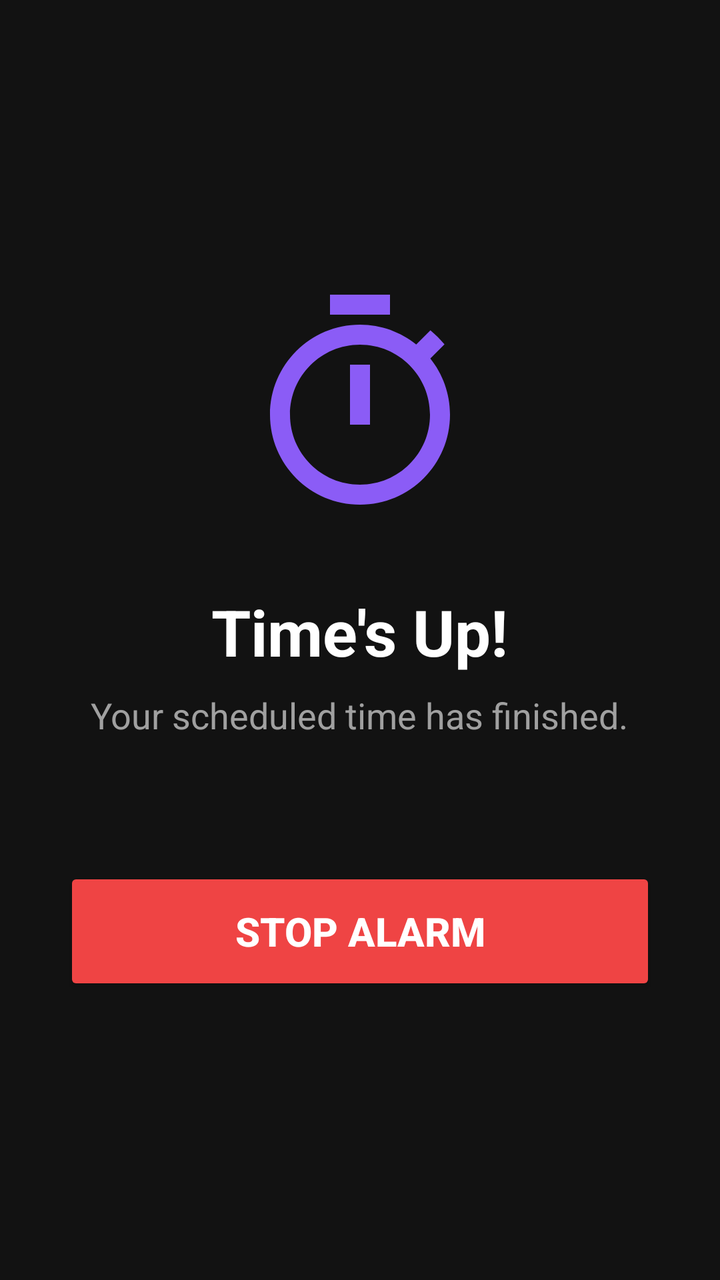
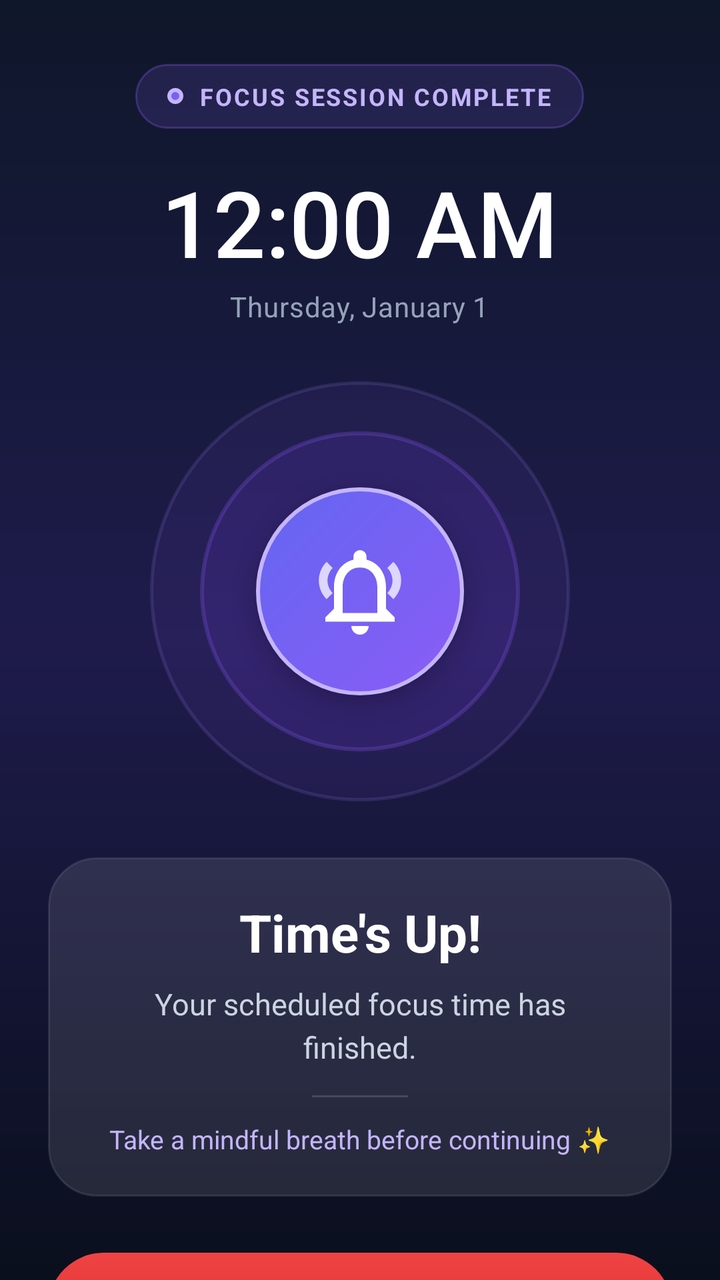

The first picture is an Android layout as it rendered before a commit; the second is the same layout after the commit. The layout source and the unified diff follow.
<!-- AndroidManifest.xml: activity theme AppTheme.NoActionBar -->
<!-- res/layout/activity_alarm.xml -->
<?xml version="1.0" encoding="utf-8"?>
<LinearLayout xmlns:android="http://schemas.android.com/apk/res/android"
    android:layout_width="match_parent"
    android:layout_height="match_parent"
    android:orientation="vertical"
    android:gravity="center"
    android:background="#121212"
    android:padding="32dp">

    <ImageView
        android:layout_width="120dp"
        android:layout_height="120dp"
        android:src="@drawable/ic_timer_icon"
        android:layout_marginBottom="32dp"
        android:tint="#8B5CF6"/> 

    <TextView
        android:id="@+id/alarm_title"
        android:layout_width="wrap_content"
        android:layout_height="wrap_content"
        android:text="Time's Up!"
        android:textSize="32sp"
        android:textStyle="bold"
        android:textColor="#FFFFFF"
        android:layout_marginBottom="8dp"/>

    <TextView
        android:id="@+id/alarm_body"
        android:layout_width="wrap_content"
        android:layout_height="wrap_content"
        android:text="Your scheduled time has finished."
        android:textSize="18sp"
        android:textColor="#A0A0A0"
        android:gravity="center"
        android:layout_marginBottom="64dp"/>

    <Button
        android:id="@+id/btn_stop_alarm"
        android:layout_width="match_parent"
        android:layout_height="64dp"
        android:text="STOP ALARM"
        android:textSize="20sp"
        android:textStyle="bold"
        android:textColor="#FFFFFF"
        android:backgroundTint="#EF4444" /> 

</LinearLayout>
<!-- resources referenced by this layout -->
<resources>
  <!-- drawable ic_timer_icon (drawable) -->
  <?xml version="1.0" encoding="utf-8"?>
  <vector xmlns:android="http://schemas.android.com/apk/res/android"
      android:width="24dp"
      android:height="24dp"
      android:viewportWidth="24"
      android:viewportHeight="24"
      android:tint="#FFFFFF">
      <path
          android:fillColor="@android:color/white"
          android:pathData="M15,1H9v2h6V1z M11,14h2V8h-2V14z M19.03,7.39l1.42,-1.42c-0.43,-0.51 -0.9,-0.99 -1.41,-1.41l-1.42,1.42C16.07,4.74 14.12,4 12,4c-4.97,0 -9,4.03 -9,9c0,4.97 4.02,9 9,9s9,-4.03 9,-9C21,10.88 20.26,8.93 19.03,7.39z M12,20c-3.87,0 -7,-3.13 -7,-7s3.13,-7 7,-7s7,3.13 7,7S15.87,20 12,20z"/>
  </vector>
  <!-- unchanged entries left out for length: 1 -->
</resources>

<!-- the commit's change to res/layout/activity_alarm.xml (unified diff, before → after) -->
@@ -1,47 +1,218 @@
 <?xml version="1.0" encoding="utf-8"?>
-<LinearLayout xmlns:android="http://schemas.android.com/apk/res/android"
+<FrameLayout xmlns:android="http://schemas.android.com/apk/res/android"
+    android:id="@+id/alarm_root"
     android:layout_width="match_parent"
     android:layout_height="match_parent"
-    android:orientation="vertical"
-    android:gravity="center"
-    android:background="#121212"
-    android:padding="32dp">
-
-    <ImageView
-        android:layout_width="120dp"
-        android:layout_height="120dp"
-        android:src="@drawable/ic_timer_icon"
-        android:layout_marginBottom="32dp"
-        android:tint="#8B5CF6"/> 
-
-    <TextView
-        android:id="@+id/alarm_title"
-        android:layout_width="wrap_content"
-        android:layout_height="wrap_content"
-        android:text="Time's Up!"
-        android:textSize="32sp"
-        android:textStyle="bold"
-        android:textColor="#FFFFFF"
-        android:layout_marginBottom="8dp"/>
-
-    <TextView
-        android:id="@+id/alarm_body"
-        android:layout_width="wrap_content"
-        android:layout_height="wrap_content"
-        android:text="Your scheduled time has finished."
-        android:textSize="18sp"
-        android:textColor="#A0A0A0"
-        android:gravity="center"
-        android:layout_marginBottom="64dp"/>
-
-    <Button
-        android:id="@+id/btn_stop_alarm"
+    android:background="@drawable/alarm_bg_gradient">
+
+    <ScrollView
+        android:id="@+id/alarm_scroll"
         android:layout_width="match_parent"
-        android:layout_height="64dp"
-        android:text="STOP ALARM"
-        android:textSize="20sp"
-        android:textStyle="bold"
-        android:textColor="#FFFFFF"
-        android:backgroundTint="#EF4444" /> 
-
-</LinearLayout>
+        android:layout_height="match_parent"
+        android:fillViewport="true"
+        android:scrollbars="none">
+
+        <LinearLayout
+            android:id="@+id/alarm_container"
+            android:layout_width="match_parent"
+            android:layout_height="wrap_content"
+            android:orientation="vertical"
+            android:gravity="center_horizontal"
+            android:paddingStart="24dp"
+            android:paddingEnd="24dp"
+            android:paddingTop="16dp"
+            android:paddingBottom="24dp">
+
+            
+            <LinearLayout
+                android:layout_width="wrap_content"
+                android:layout_height="wrap_content"
+                android:orientation="horizontal"
+                android:gravity="center_vertical"
+                android:background="@drawable/alarm_pill_badge"
+                android:paddingStart="16dp"
+                android:paddingEnd="16dp"
+                android:paddingTop="8dp"
+                android:paddingBottom="8dp"
+                android:layout_marginTop="16dp"
+                android:layout_marginBottom="16dp">
+
+                <View
+                    android:id="@+id/alarm_badge_dot"
+                    android:layout_width="8dp"
+                    android:layout_height="8dp"
+                    android:background="@drawable/alarm_icon_bg"
+                    android:layout_marginEnd="8dp" />
+
+                <TextView
+                    android:layout_width="wrap_content"
+                    android:layout_height="wrap_content"
+                    android:text="FOCUS SESSION COMPLETE"
+                    android:textSize="12sp"
+                    android:textStyle="bold"
+                    android:letterSpacing="0.08"
+                    android:textColor="#C4B5FD" />
+            </LinearLayout>
+
+            
+            <TextClock
+                android:id="@+id/alarm_clock"
+                android:layout_width="wrap_content"
+                android:layout_height="wrap_content"
+                android:format12Hour="h:mm a"
+                android:format24Hour="HH:mm"
+                android:textColor="#FFFFFF"
+                android:textSize="46sp"
+                android:fontFamily="sans-serif-medium"
+                android:layout_marginBottom="2dp" />
+
+            <TextClock
+                android:id="@+id/alarm_date"
+                android:layout_width="wrap_content"
+                android:layout_height="wrap_content"
+                android:format12Hour="EEEE, MMMM d"
+                android:format24Hour="EEEE, MMMM d"
+                android:textColor="#94A3B8"
+                android:textSize="14sp"
+                android:letterSpacing="0.02"
+                android:layout_marginBottom="28dp" />
+
+            
+            <FrameLayout
+                android:id="@+id/alarm_halo_frame"
+                android:layout_width="210dp"
+                android:layout_height="210dp"
+                android:layout_gravity="center_horizontal"
+                android:layout_marginBottom="28dp">
+
+                
+                <View
+                    android:id="@+id/alarm_halo_outer"
+                    android:layout_width="210dp"
+                    android:layout_height="210dp"
+                    android:layout_gravity="center"
+                    android:background="@drawable/alarm_halo_outer" />
+
+                
+                <View
+                    android:id="@+id/alarm_halo_inner"
+                    android:layout_width="160dp"
+                    android:layout_height="160dp"
+                    android:layout_gravity="center"
+                    android:background="@drawable/alarm_halo_inner" />
+
+                
+                <FrameLayout
+                    android:id="@+id/alarm_icon_container"
+                    android:layout_width="104dp"
+                    android:layout_height="104dp"
+                    android:layout_gravity="center"
+                    android:background="@drawable/alarm_icon_bg"
+                    android:elevation="6dp">
+
+                    <ImageView
+                        android:id="@+id/alarm_icon"
+                        android:layout_width="52dp"
+                        android:layout_height="52dp"
+                        android:layout_gravity="center"
+                        android:src="@drawable/ic_alarm_bell"
+                        android:contentDescription="@null" />
+                </FrameLayout>
+            </FrameLayout>
+
+            
+            <LinearLayout
+                android:layout_width="match_parent"
+                android:layout_height="wrap_content"
+                android:orientation="vertical"
+                android:gravity="center_horizontal"
+                android:background="@drawable/alarm_card_bg"
+                android:paddingStart="24dp"
+                android:paddingEnd="24dp"
+                android:paddingTop="20dp"
+                android:paddingBottom="20dp"
+                android:layout_marginBottom="28dp">
+
+                <TextView
+                    android:id="@+id/alarm_title"
+                    android:layout_width="wrap_content"
+                    android:layout_height="wrap_content"
+                    android:text="Time's Up!"
+                    android:textSize="26sp"
+                    android:textStyle="bold"
+                    android:textColor="#FFFFFF"
+                    android:gravity="center"
+                    android:layout_marginBottom="8dp" />
+
+                <TextView
+                    android:id="@+id/alarm_body"
+                    android:layout_width="wrap_content"
+                    android:layout_height="wrap_content"
+                    android:text="Your scheduled focus time has finished."
+                    android:textSize="15sp"
+                    android:textColor="#CBD5E1"
+                    android:lineSpacingExtra="4dp"
+                    android:gravity="center"
+                    android:layout_marginBottom="14dp" />
+
+                <View
+                    android:layout_width="48dp"
+                    android:layout_height="1dp"
+                    android:background="#26FFFFFF"
+                    android:layout_marginBottom="12dp" />
+
+                <TextView
+                    android:layout_width="wrap_content"
+                    android:layout_height="wrap_content"
+                    android:text="Take a mindful breath before continuing ✨"
+                    android:textSize="13sp"
+                    android:textColor="#C4B5FD"
+                    android:gravity="center" />
+            </LinearLayout>
+
+            <View
+                android:layout_width="match_parent"
+                android:layout_height="0dp"
+                android:layout_weight="1" />
+
+            
+            <Button
+                android:id="@+id/btn_stop_alarm"
+                android:layout_width="match_parent"
+                android:layout_height="58dp"
+                android:background="@drawable/btn_stop_alarm_bg"
+                android:backgroundTint="@null"
+                android:text="Dismiss Alarm"
+                android:textAllCaps="false"
+                android:textSize="17sp"
+                android:textStyle="bold"
+                android:textColor="#FFFFFF"
+                android:drawableStart="@drawable/ic_alarm_stop"
+                android:drawableTint="#FFFFFF"
+                android:paddingStart="24dp"
+                android:paddingEnd="24dp"
+                android:drawablePadding="12dp"
+                android:stateListAnimator="@null"
+                android:layout_marginBottom="12dp" />
+
+            
+            <Button
+                android:id="@+id/btn_open_app"
+                android:layout_width="match_parent"
+                android:layout_height="52dp"
+                android:background="@drawable/btn_open_app_bg"
+                android:backgroundTint="@null"
+                android:text="Open Study Tracker"
+                android:textAllCaps="false"
+                android:textSize="15sp"
+                android:textStyle="bold"
+                android:textColor="#E2E8F0"
+                android:drawableEnd="@drawable/ic_arrow_forward"
+                android:drawableTint="#94A3B8"
+                android:paddingStart="24dp"
+                android:paddingEnd="20dp"
+                android:stateListAnimator="@null" />
+
+        </LinearLayout>
+    </ScrollView>
+</FrameLayout>
<!-- resource entries referenced after the edit -->
@@ -1,16 +1,134 @@
 <!-- resources referenced by this layout -->
 <resources>
-  <!-- drawable ic_timer_icon (drawable) -->
+  <!-- drawable alarm_bg_gradient (drawable) -->
+  <?xml version="1.0" encoding="utf-8"?>
+  <shape xmlns:android="http://schemas.android.com/apk/res/android">
+      <gradient
+          android:type="linear"
+          android:angle="270"
+          android:startColor="#0F172A"
+          android:centerColor="#1E1B4B"
+          android:endColor="#0A0F1D" />
+  </shape>
+  <!-- drawable alarm_card_bg (drawable) -->
+  <?xml version="1.0" encoding="utf-8"?>
+  <shape xmlns:android="http://schemas.android.com/apk/res/android">
+      <solid android:color="#1AFFFFFF" />
+      <stroke
+          android:width="1dp"
+          android:color="#1AFFFFFF" />
+      <corners android:radius="24dp" />
+  </shape>
+  <!-- drawable alarm_halo_inner (drawable) -->
+  <?xml version="1.0" encoding="utf-8"?>
+  <shape xmlns:android="http://schemas.android.com/apk/res/android"
+      android:shape="oval">
+      <solid android:color="#247C3AED" />
+      <stroke
+          android:width="2dp"
+          android:color="#408B5CF6" />
+  </shape>
+  <!-- drawable alarm_halo_outer (drawable) -->
+  <?xml version="1.0" encoding="utf-8"?>
+  <shape xmlns:android="http://schemas.android.com/apk/res/android"
+      android:shape="oval">
+      <solid android:color="#148B5CF6" />
+      <stroke
+          android:width="1.5dp"
+          android:color="#26A78BFA" />
+  </shape>
+  <!-- drawable alarm_icon_bg (drawable) -->
+  <?xml version="1.0" encoding="utf-8"?>
+  <shape xmlns:android="http://schemas.android.com/apk/res/android"
+      android:shape="oval">
+      <gradient
+          android:type="linear"
+          android:angle="135"
+          android:startColor="#8B5CF6"
+          android:endColor="#6366F1" />
+      <stroke
+          android:width="2dp"
+          android:color="#C4B5FD" />
+  </shape>
+  <!-- drawable alarm_pill_badge (drawable) -->
+  <?xml version="1.0" encoding="utf-8"?>
+  <shape xmlns:android="http://schemas.android.com/apk/res/android">
+      <solid android:color="#268B5CF6" />
+      <corners android:radius="100dp" />
+      <stroke
+          android:width="1dp"
+          android:color="#4D8B5CF6" />
+  </shape>
+  <!-- drawable btn_open_app_bg (drawable) -->
+  <?xml version="1.0" encoding="utf-8"?>
+  <ripple xmlns:android="http://schemas.android.com/apk/res/android"
+      android:color="#20FFFFFF">
+      <item>
+          <shape android:shape="rectangle">
+              <solid android:color="#1AFFFFFF" />
+              <stroke
+                  android:width="1dp"
+                  android:color="#33FFFFFF" />
+              <corners android:radius="28dp" />
+          </shape>
+      </item>
+  </ripple>
+  <!-- drawable btn_stop_alarm_bg (drawable) -->
+  <?xml version="1.0" encoding="utf-8"?>
+  <ripple xmlns:android="http://schemas.android.com/apk/res/android"
+      android:color="#40FFFFFF">
+      <item>
+          <shape android:shape="rectangle">
+              <gradient
+                  android:type="linear"
+                  android:angle="90"
+                  android:startColor="#DC2626"
+                  android:endColor="#EF4444" />
+              <corners android:radius="28dp" />
+          </shape>
+      </item>
+  </ripple>
+  <!-- drawable ic_alarm_bell (drawable) -->
+  <?xml version="1.0" encoding="utf-8"?>
+  <vector xmlns:android="http://schemas.android.com/apk/res/android"
+      android:width="48dp"
+      android:height="48dp"
+      android:viewportWidth="24"
+      android:viewportHeight="24">
+      
+      <path
+          android:fillColor="#FFFFFF"
+          android:pathData="M12,22c1.1,0 2,-0.9 2,-2h-4c0,1.1 0.9,2 2,2zM18,16v-5c0,-3.07 -1.63,-5.64 -4.5,-6.32V4c0,-0.83 -0.67,-1.5 -1.5,-1.5s-1.5,0.67 -1.5,1.5v0.68C7.64,5.36 6,7.92 6,11v5l-2,2v1h16v-1l-2,-2zm-2,1H8v-6c0,-2.48 1.51,-4.5 4,-4.5s4,2.02 4,4.5v6z"/>
+      
+      <path
+          android:fillColor="#DDD6FE"
+          android:pathData="M2.5,9.5c0,-1.7 0.7,-3.2 1.8,-4.3l1.4,1.4C5,7.3 4.5,8.4 4.5,9.5s0.5,2.2 1.2,2.9l-1.4,1.4C3.2,12.7 2.5,11.2 2.5,9.5z"/>
+      
+      <path
+          android:fillColor="#DDD6FE"
+          android:pathData="M21.5,9.5c0,1.7 -0.7,3.2 -1.8,4.3l-1.4,-1.4c0.7,-0.7 1.2,-1.8 1.2,-2.9s-0.5,-2.2 -1.2,-2.9l1.4,-1.4c1.1,1.1 1.8,2.6 1.8,4.3z"/>
+  </vector>
+  <!-- drawable ic_alarm_stop (drawable) -->
   <?xml version="1.0" encoding="utf-8"?>
   <vector xmlns:android="http://schemas.android.com/apk/res/android"
       android:width="24dp"
       android:height="24dp"
       android:viewportWidth="24"
-      android:viewportHeight="24"
-      android:tint="#FFFFFF">
+      android:viewportHeight="24">
       <path
-          android:fillColor="@android:color/white"
-          android:pathData="M15,1H9v2h6V1z M11,14h2V8h-2V14z M19.03,7.39l1.42,-1.42c-0.43,-0.51 -0.9,-0.99 -1.41,-1.41l-1.42,1.42C16.07,4.74 14.12,4 12,4c-4.97,0 -9,4.03 -9,9c0,4.97 4.02,9 9,9s9,-4.03 9,-9C21,10.88 20.26,8.93 19.03,7.39z M12,20c-3.87,0 -7,-3.13 -7,-7s3.13,-7 7,-7s7,3.13 7,7S15.87,20 12,20z"/>
+          android:fillColor="#FFFFFF"
+          android:pathData="M19,6.41L17.59,5 12,10.59 6.41,5 5,6.41 10.59,12 5,17.59 6.41,19 12,13.41 17.59,19 19,17.59 13.41,12z"/>
+  </vector>
+  <!-- drawable ic_arrow_forward (drawable) -->
+  <?xml version="1.0" encoding="utf-8"?>
+  <vector xmlns:android="http://schemas.android.com/apk/res/android"
+      android:width="24dp"
+      android:height="24dp"
+      android:viewportWidth="24"
+      android:viewportHeight="24">
+      <path
+          android:fillColor="#FFFFFF"
+          android:pathData="M12,4l-1.41,1.41L16.17,11H4v2h12.17l-5.58,5.59L12,20l8,-8z"/>
   </vector>
   <!-- unchanged entries left out for length: 1 -->
 </resources>
